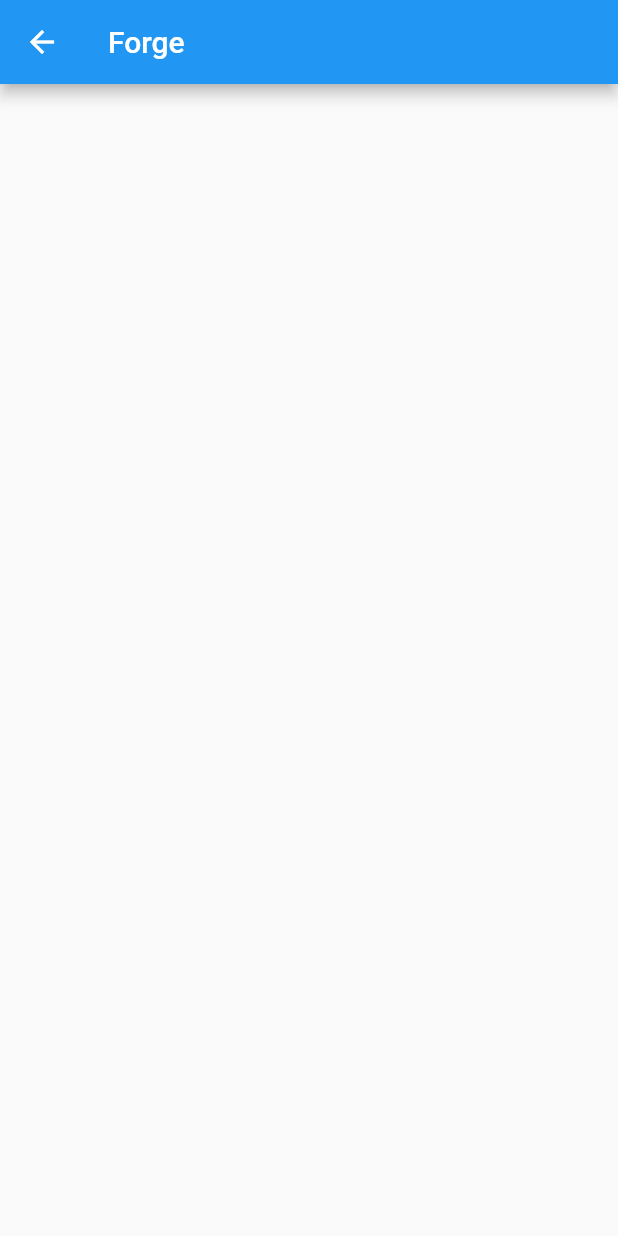
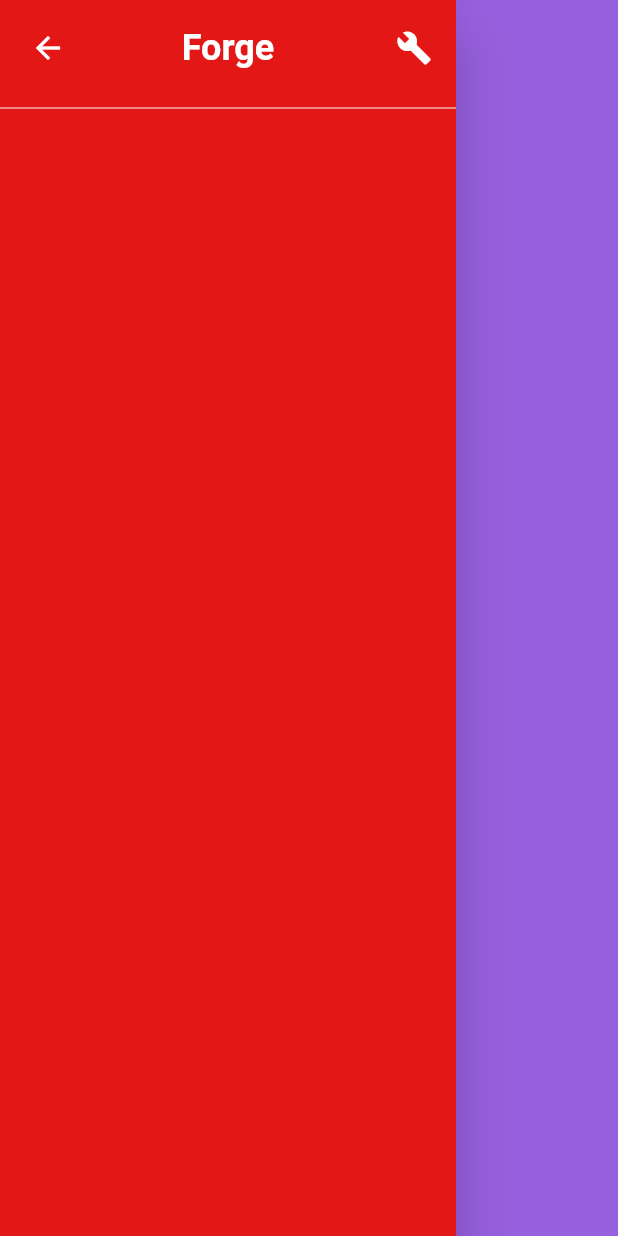
Before and after one commit to ArielM24/chess_flutter, a Flutter app: the ForgePage screen opened by its route, on a phone screen of 412 x 824 dp. Run offline on Flutter 3.47's test engine with Material 2 defaults, Android fonts, the phone set to English and light mode, and no system bars; our stand-ins replace equatable, flutter_bloc, getwidget, go_router, isar; accounts and stored records are empty; generated files the repository leaves out were written again.

Commit message:
forge bloc

```diff
--- /dev/null
+++ b/lib/application/pages/forge_page/bloc/forge_bloc.dart
@@ -0,0 +1,21 @@
+import 'package:chess_flutter/data/providers/settings_provider.dart';
+import 'package:chess_flutter/domain/repositories/settings_repository.dart';
+import 'package:equatable/equatable.dart';
+import 'package:flutter_bloc/flutter_bloc.dart';
+part 'forge_event.dart';
+part 'forge_state.dart';
+
+class ForgeBloc extends Bloc<ForgeEvent, ForgeState> {
+  final SettingsRepository settingsRespository;
+  ForgeBloc({required this.settingsRespository})
+      : super(ForgeState(
+            status: ForgeStatus.initial,
+            useDarkTheme: settingsRespository.useDarkTheme)) {
+    on<ForgeStarted>(_onForgeStarted);
+  }
+
+  _onForgeStarted(ForgeStarted event, Emitter<ForgeState> emitter) async {
+    bool useDarkTheme = state.useDarkTheme;
+    emitter.call(state.copyWith(useDarkTheme: useDarkTheme));
+  }
+}
--- /dev/null
+++ b/lib/application/pages/forge_page/bloc/forge_event.dart
@@ -0,0 +1,13 @@
+part of 'forge_bloc.dart';
+
+class ForgeEvent extends Equatable {
+  const ForgeEvent();
+  @override
+  List<Object?> get props => [];
+}
+
+class ForgeStarted extends ForgeEvent {}
+
+class ForgeSuccess extends ForgeEvent {}
+
+class ForgeFailed extends ForgeEvent {}
--- /dev/null
+++ b/lib/application/pages/forge_page/bloc/forge_state.dart
@@ -0,0 +1,17 @@
+part of 'forge_bloc.dart';
+
+enum ForgeStatus { initial, success, failure }
+
+class ForgeState extends Equatable {
+  final ForgeStatus status;
+  final bool useDarkTheme;
+  const ForgeState({required this.status, this.useDarkTheme = false});
+  @override
+  List<Object?> get props => [status];
+
+  ForgeState copyWith({ForgeStatus? status, bool? useDarkTheme}) {
+    return ForgeState(
+        status: status ?? this.status,
+        useDarkTheme: useDarkTheme ?? this.useDarkTheme);
+  }
+}
--- a/lib/application/pages/forge_page/forge_page.dart
+++ b/lib/application/pages/forge_page/forge_page.dart
@@ -1,6 +1,8 @@
-import 'package:chess_flutter/application/pages/main_menu/main_menu.dart';
+import 'package:chess_flutter/application/pages/forge_page/bloc/forge_bloc.dart';
+import 'package:chess_flutter/application/pages/forge_page/widgets/forge_side_bar.dart';
+import 'package:chess_flutter/application/theme/app_colors.dart';
 import "package:flutter/material.dart";
-import 'package:go_router/go_router.dart';
+import 'package:flutter_bloc/flutter_bloc.dart';
 
 class ForgePage extends StatelessWidget {
   static const String path = "/forge";
@@ -8,12 +10,20 @@ class ForgePage extends StatelessWidget {
 
   @override
   Widget build(BuildContext context) {
-    return Scaffold(
-      appBar: AppBar(
-          leading: BackButton(
-            onPressed: () => context.go(MainMenuPage.path),
+    return BlocBuilder<ForgeBloc, ForgeState>(
+      builder: (context, state) {
+        Color? backgroundColor = state.useDarkTheme
+            ? AppColors.darkBackground
+            : AppColors.lightBackground;
+        return Scaffold(
+          backgroundColor: backgroundColor,
+          body: Row(
+            children: const [
+              ForgeSideBar(),
+            ],
           ),
-          title: const Text("Forge")),
+        );
+      },
     );
   }
 }
--- /dev/null
+++ b/lib/application/pages/forge_page/widgets/forge_side_bar.dart
@@ -0,0 +1,25 @@
+import 'package:chess_flutter/application/pages/main_menu/main_menu.dart';
+import 'package:chess_flutter/application/theme/app_colors.dart';
+import 'package:chess_flutter/application/widgets/side_bar_title.dart';
+import 'package:flutter/material.dart';
+import 'package:go_router/go_router.dart';
+
+class ForgeSideBar extends StatelessWidget {
+  const ForgeSideBar({Key? key}) : super(key: key);
+
+  @override
+  Widget build(BuildContext context) {
+    return Drawer(
+      backgroundColor: AppColors.redForge,
+      child: Column(
+        children: const [
+          SideBarTitle(
+              backPath: MainMenuPage.path,
+              title: "Forge",
+              trailingIconData: Icons.build),
+          Divider(color: Colors.white),
+        ],
+      ),
+    );
+  }
+}
--- a/lib/application/pages/main_menu/bloc/main_menu_bloc.dart
+++ b/lib/application/pages/main_menu/bloc/main_menu_bloc.dart
@@ -1,5 +1,3 @@
-import 'dart:async';
-
 import 'package:chess_flutter/domain/repositories/settings_repository.dart';
 import 'package:equatable/equatable.dart';
 import 'package:flutter/foundation.dart';
@@ -11,7 +9,9 @@ part 'main_menu_event.dart';
 class MainMenuBloc extends Bloc<MainMenuEvent, MainMenuState> {
   final SettingsRepository settingsRepository;
   MainMenuBloc({required this.settingsRepository})
-      : super(const MainMenuState(status: MainMenuStatus.initial)) {
+      : super(MainMenuState(
+            status: MainMenuStatus.initial,
+            useDarkTheme: settingsRepository.useDarkTheme)) {
     on<MainMenuStarted>(_onMainMenuStarted);
     on<MainMenuThemeChanged>(_onMainMenuThemeChanged);
   }
@@ -20,7 +20,7 @@ class MainMenuBloc extends Bloc<MainMenuEvent, MainMenuState> {
       MainMenuStarted event, Emitter<MainMenuState> emitter) async {
     emitter.call(state.copyWith(
         status: MainMenuStatus.loadSuccess,
-        useDarkTheme: await settingsRepository.getUseDarkTheme));
+        useDarkTheme: settingsRepository.useDarkTheme));
   }
 
   _onMainMenuThemeChanged(
@@ -34,7 +34,7 @@ class MainMenuBloc extends Bloc<MainMenuEvent, MainMenuState> {
             error: true,
             errorMessage: "Unnable to connect to database"));
       }
-      bool useDarkTheme = await settingsRepository.getUseDarkTheme;
+      bool useDarkTheme = settingsRepository.useDarkTheme;
       emitter.call(state.copyWith(
           status: MainMenuStatus.loadSuccess, useDarkTheme: useDarkTheme));
     } catch (error) {
--- a/lib/application/router/app_router.dart
+++ b/lib/application/router/app_router.dart
@@ -1,3 +1,4 @@
+import 'package:chess_flutter/application/pages/error/error_page.dart';
 import 'package:chess_flutter/application/pages/forge_page/forge_page.dart';
 import 'package:chess_flutter/application/pages/loading_app_page/loading_app_page.dart';
 import 'package:chess_flutter/application/pages/main_menu/main_menu.dart';
@@ -24,6 +25,12 @@ class AppRouter {
         return _customTransitionPage(state, const LoadingAppPage());
       },
     ),
+    GoRoute(
+      path: ErrorPage.path,
+      pageBuilder: (context, state) {
+        return _customTransitionPage(state, const ErrorPage());
+      },
+    ),
   ]);
 
   static Page _customTransitionPage(GoRouterState state, Widget child) {
--- a/lib/application/theme/app_colors.dart
+++ b/lib/application/theme/app_colors.dart
@@ -2,7 +2,7 @@ import 'package:flutter/material.dart';
 
 class AppColors {
   static const Color darkBackground = Color.fromARGB(255, 47, 2, 94);
-  static const Color lightBackground = Color.fromARGB(255, 147, 69, 248);
+  static const Color lightBackground = Color.fromARGB(255, 151, 96, 222);
   static const Color amberSplash = Color.fromRGBO(255, 224, 130, 1);
   static const Color violetSplash = Color.fromRGBO(255, 125, 49, 218);
   static const Color redForge = Color.fromARGB(255, 228, 23, 23);
--- /dev/null
+++ b/lib/application/widgets/side_bar_title.dart
@@ -0,0 +1,48 @@
+import 'package:flutter/material.dart';
+import 'package:go_router/go_router.dart';
+
+class SideBarTitle extends StatelessWidget {
+  final String backPath;
+  final String title;
+  final IconData trailingIconData;
+  const SideBarTitle(
+      {Key? key,
+      required this.backPath,
+      required this.title,
+      required this.trailingIconData})
+      : super(key: key);
+
+  @override
+  Widget build(BuildContext context) {
+    return Padding(
+      padding: const EdgeInsets.all(8.0),
+      child: Stack(
+        alignment: Alignment.center,
+        children: [
+          Align(
+            alignment: Alignment.bottomLeft,
+            child: BackButton(
+              color: Colors.white,
+              onPressed: () => context.go(backPath),
+            ),
+          ),
+          Text(
+            title,
+            style: const TextStyle(
+                fontWeight: FontWeight.bold, fontSize: 24, color: Colors.white),
+          ),
+          Align(
+            alignment: Alignment.bottomRight,
+            child: Padding(
+              padding: const EdgeInsets.all(8.0),
+              child: Icon(
+                trailingIconData,
+                color: Colors.white,
+              ),
+            ),
+          )
+        ],
+      ),
+    );
+  }
+}
--- a/lib/data/models/app_settings.dart
+++ b/lib/data/models/app_settings.dart
@@ -1,4 +1,3 @@
-import 'package:equatable/equatable.dart';
 import 'package:isar/isar.dart';
 
 part 'app_settings.g.dart';
--- a/pubspec.yaml
+++ b/pubspec.yaml
@@ -40,6 +40,7 @@ dependencies:
   isar: ^3.0.5
   isar_flutter_libs: ^3.0.5
   go_router: ^6.0.0
+  fluent_ui: ^4.1.3
 
 dev_dependencies:
   flutter_test:
```
Also changed, not shown: lib/application/pages/error/error_page.dart (added, +15 -0 lines), lib/application/pages/loading_app_page/loading_app_page.dart (+15 -1 lines), lib/application/pages/main_menu/main_menu.dart (+2 -9 lines), lib/data/providers/settings_provider.dart (+7 -8 lines), lib/domain/repositories/settings_repository.dart (+9 -11 lines), lib/main.dart (+11 -3 lines).
